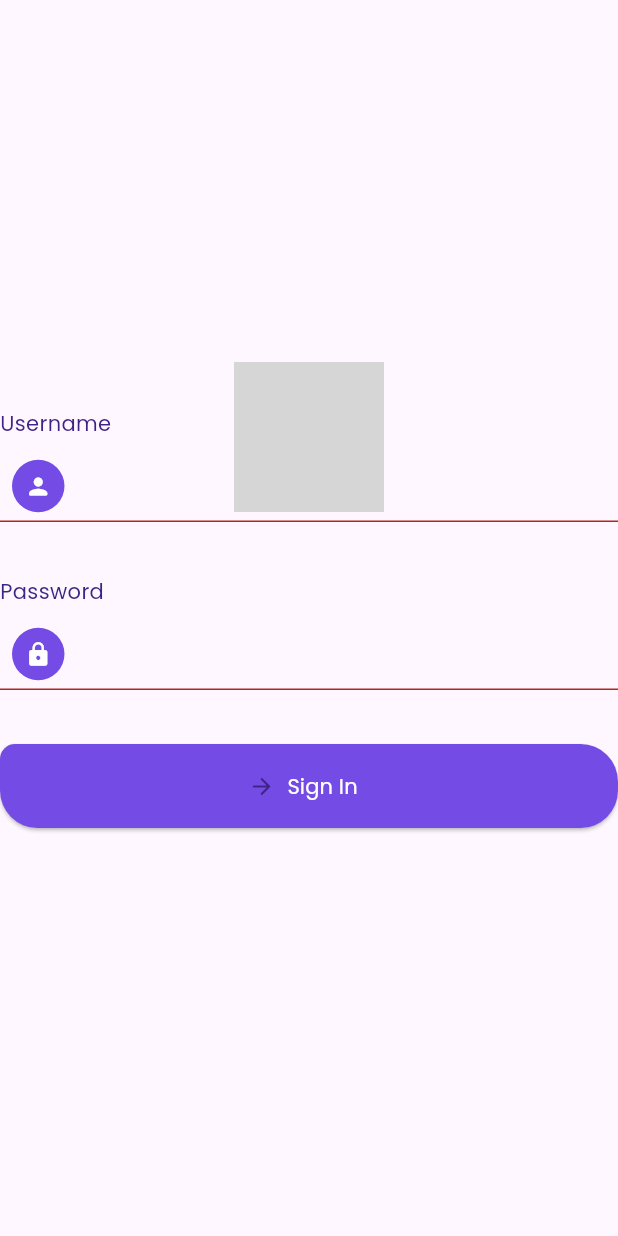
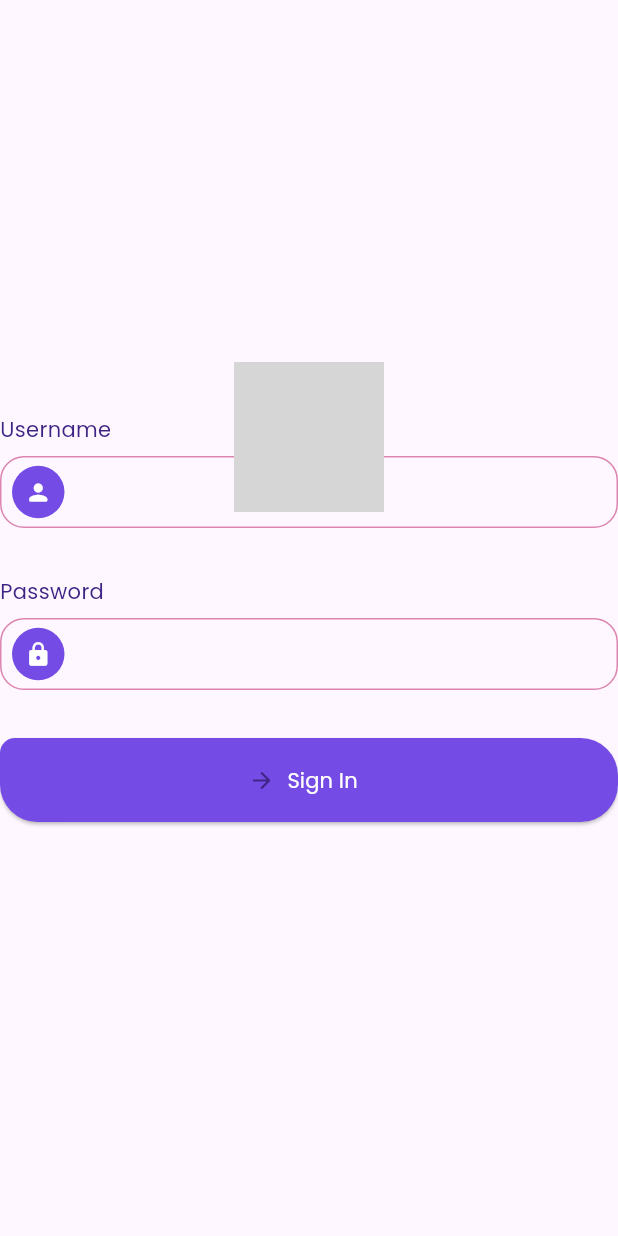
Before and after one commit to ToKu404/asco, a Flutter app: the _SignInForm widget shown alone on an empty page, opened directly, after a tap on "Sign In", on a phone screen of 412 x 824 dp. Run offline on Flutter 3.47's test engine with Material 2 defaults, Android fonts, the phone set to English and light mode, and no system bars; drawn by our look-alikes of rive; our stand-ins replace flutter_svg; grey boxes are pictures that could not be loaded.

```diff
--- a/lib/src/presentations/features/login/welcome_page.dart
+++ b/lib/src/presentations/features/login/welcome_page.dart
@@ -338,6 +338,15 @@ class _SignInFormState extends State<_SignInForm> {
                       ),
                       borderRadius: BorderRadius.circular(16.0),
                     ),
+                    errorStyle: const TextStyle(height: 1),
+                    focusedErrorBorder: OutlineInputBorder(
+                      borderSide: const BorderSide(color: Palette.plum60),
+                      borderRadius: BorderRadius.circular(16.0),
+                    ),
+                    errorBorder: OutlineInputBorder(
+                      borderSide: const BorderSide(color: Palette.plum60),
+                      borderRadius: BorderRadius.circular(16.0),
+                    ),
                     prefixIcon: Padding(
                       padding: const EdgeInsets.symmetric(
                         horizontal: 8,
@@ -387,6 +396,15 @@ class _SignInFormState extends State<_SignInForm> {
                       borderSide: const BorderSide(
                         color: Palette.purple80,
                       ),
+                      borderRadius: BorderRadius.circular(16.0),
+                    ),
+                    errorStyle: const TextStyle(height: 1),
+                    focusedErrorBorder: OutlineInputBorder(
+                      borderSide: const BorderSide(color: Palette.plum60),
+                      borderRadius: BorderRadius.circular(16.0),
+                    ),
+                    errorBorder: OutlineInputBorder(
+                      borderSide: const BorderSide(color: Palette.plum60),
                       borderRadius: BorderRadius.circular(16.0),
                     ),
                     prefixIcon: Padding(
```
Also changed, not shown: 1 other file.
